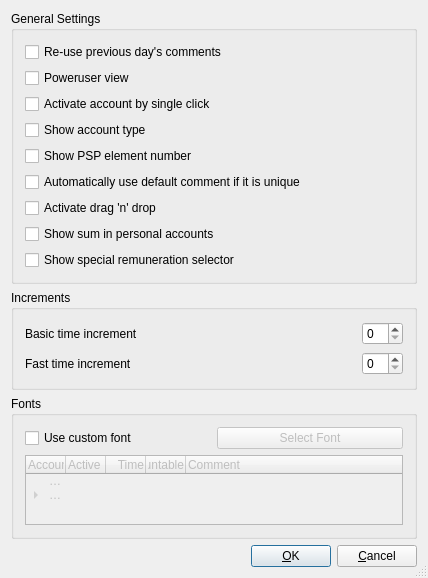
theoweiss/sctime, file src/preferencedialogbase.ui: the form before one commit.
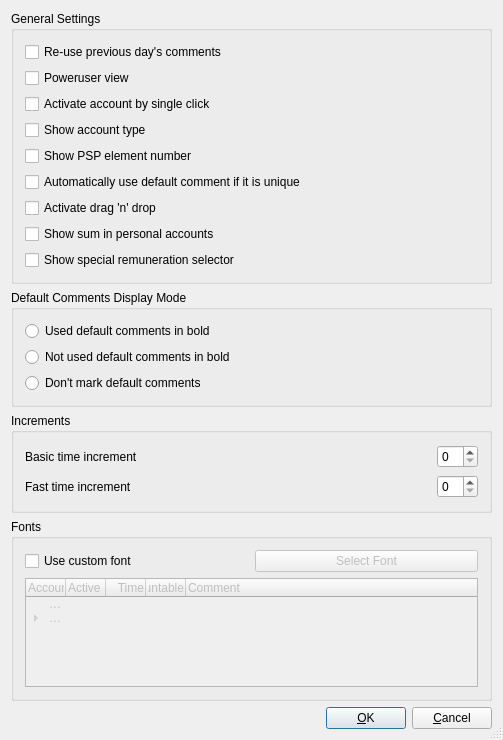
The form after the commit.

Commit message: add configurability for showing default comments in bold

Diff of the .ui file:
```diff
--- a/src/preferencedialogbase.ui
+++ b/src/preferencedialogbase.ui
@@ -6,8 +6,8 @@
    <rect>
     <x>0</x>
     <y>0</y>
-    <width>428</width>
-    <height>537</height>
+    <width>503</width>
+    <height>740</height>
    </rect>
   </property>
   <property name="windowTitle">
@@ -16,7 +16,7 @@
   <property name="sizeGripEnabled">
    <bool>true</bool>
   </property>
-  <layout class="QVBoxLayout">
+  <layout class="QVBoxLayout" name="verticalLayout_5">
    <item>
     <widget class="QGroupBox" name="groupBox_3">
      <property name="title">
@@ -89,6 +89,36 @@
      </layout>
     </widget>
    </item>
+   <item>
+    <widget class="QGroupBox" name="defaultCommentsCheckBox">
+     <property name="title">
+      <string>Default Comments Display Mode</string>
+     </property>
+     <layout class="QVBoxLayout" name="verticalLayout_4">
+      <item>
+       <widget class="QRadioButton" name="radioDefCommBold">
+        <property name="text">
+         <string>Used default comments in bold</string>
+        </property>
+       </widget>
+      </item>
+      <item>
+       <widget class="QRadioButton" name="radioAvailabeDefCommNotSelectedBold">
+        <property name="text">
+         <string>Not used default comments in bold</string>
+        </property>
+       </widget>
+      </item>
+      <item>
+       <widget class="QRadioButton" name="radioNoBold">
+        <property name="text">
+         <string>Don't mark default comments</string>
+        </property>
+       </widget>
+      </item>
+     </layout>
+    </widget>
+   </item>
    <item>
     <widget class="QGroupBox" name="groupBox_2">
      <property name="sizePolicy">
@@ -205,7 +235,7 @@
           <string>Time</string>
          </property>
          <property name="textAlignment">
-          <set>AlignRight|AlignVCenter</set>
+          <set>AlignTrailing|AlignVCenter</set>
          </property>
         </column>
         <column>
@@ -213,7 +243,7 @@
           <string>Accountable</string>
          </property>
          <property name="textAlignment">
-          <set>AlignRight|AlignVCenter</set>
+          <set>AlignTrailing|AlignVCenter</set>
          </property>
         </column>
         <column>
```
Left out of the diff: 17 changed lines with no effect on the pictures. The commit also changes 9 other files.
